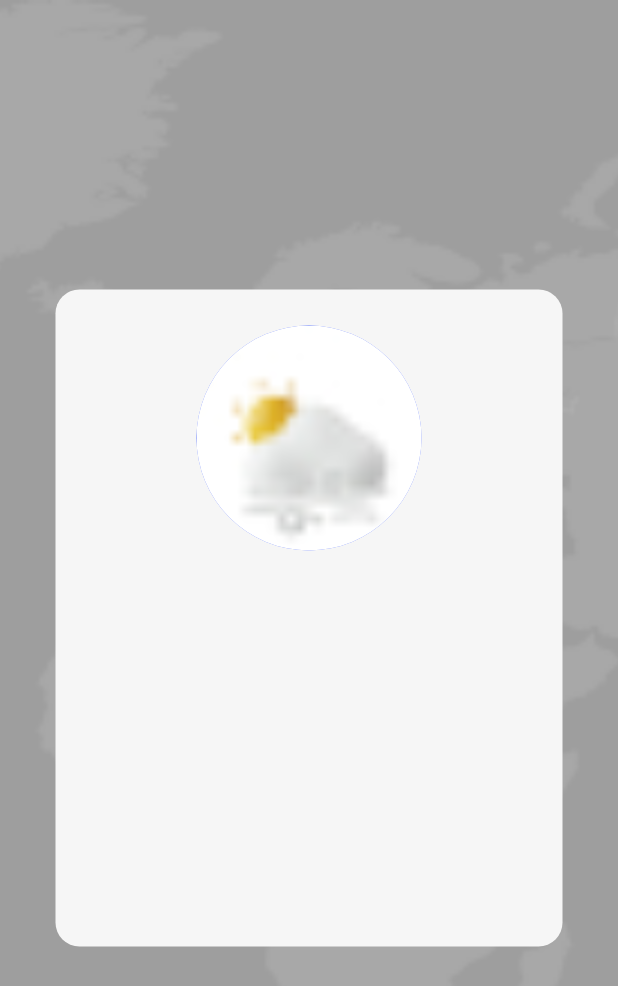
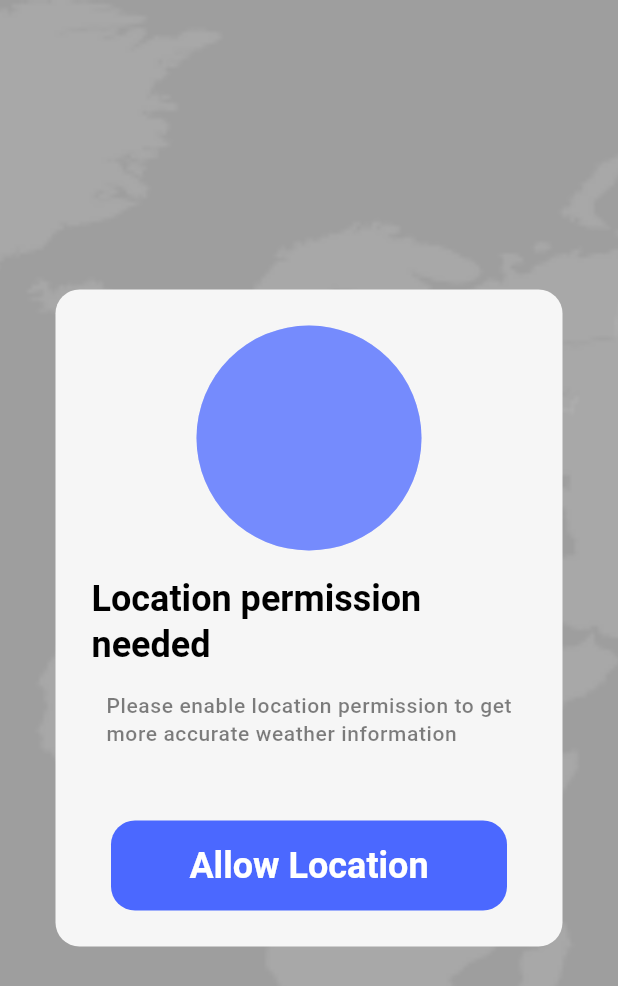
Before and after one commit to KHALEDKHLYAN/Flutter_Weather_app, a Flutter app: the LocationGenerator screen opened directly, on a phone screen of 412 x 824 dp. Shown: the top 986 px of the screen. Run offline on Flutter 3.47's test engine with Material 3 defaults, Android fonts, the phone set to English and light mode, and no system bars.

Commit message:
Location_GeneratorPage

```diff
--- a/lib/screens/common/pages/location_generator.dart
+++ b/lib/screens/common/pages/location_generator.dart
@@ -1,7 +1,10 @@
 import 'package:flutter/material.dart';
 import 'package:weather_app/screens/common/widgets/circular_avatar.dart';
+import 'package:weather_app/screens/widgets/getting_started.dart';
 import 'package:weather_app/util/constants/colors.dart';
 import 'package:weather_app/util/constants/image_strings.dart';
+import 'package:weather_app/util/constants/sizes.dart';
+import 'package:weather_app/util/constants/text_strings.dart';
 
 class LocationGenerator extends StatelessWidget {
   const LocationGenerator({super.key});
@@ -34,10 +37,17 @@ class LocationGenerator extends StatelessWidget {
 
                   children: [
                     //CircularVatar
-                    CircularAvatar()
+                    CircularAvatar(),
+                    SizedBox(height: WSizes.spaceBtwnItems),
                     //Title
+                    Text(Wtexts.topHeaderTitle,style: Theme.of(context).textTheme.headlineMedium,),
+                    SizedBox(height: WSizes.spaceBtwnItems),
                     //SubtitleText
+                    Text(Wtexts.topHeaderSubTitle,style: Theme.of(context).textTheme.bodySmall,),
+                    SizedBox(height: WSizes.spaceBtwnScetions),
                     //Get_Location Button
+                    Spacer(),
+                    GettingStartedButton(textBtn: Wtexts.allowLocationText,onPressed: (){})
                   ],
                 ),
               ),
--- a/lib/screens/common/widgets/circular_avatar.dart
+++ b/lib/screens/common/widgets/circular_avatar.dart
@@ -1,6 +1,5 @@
 import 'package:flutter/material.dart';
 import 'package:weather_app/util/constants/colors.dart';
-import 'package:weather_app/util/constants/image_strings.dart';
 
 class CircularAvatar extends StatelessWidget {
   const CircularAvatar({super.key});
@@ -14,8 +13,7 @@ class CircularAvatar extends StatelessWidget {
       ),
       child: CircleAvatar(
         radius: 75,
-        // foregroundImage:AssetImage(WImages.avatarAsset),
-        backgroundImage: AssetImage(WImages.avatarAsset),
+        // backgroundImage: AssetImage(WImages.avatarAsset),
         backgroundColor: WColors.primary.withOpacity(0.5),
       ),
     );
--- a/lib/util/constants/text_strings.dart
+++ b/lib/util/constants/text_strings.dart
@@ -17,4 +17,6 @@ class Wtexts {
   static const topHeaderTitle = 'Location permission needed';
   static const topHeaderSubTitle = 'Please enable location permission to get\n'
       'more accurate weather information';
+  static const allowLocationText = 'Allow Location';
+
 }
```
